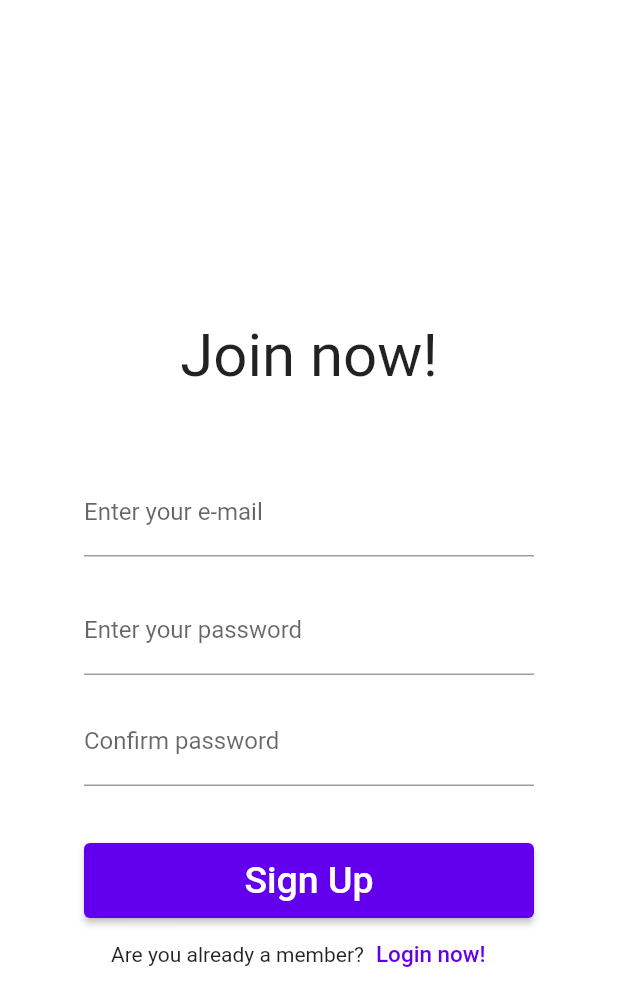
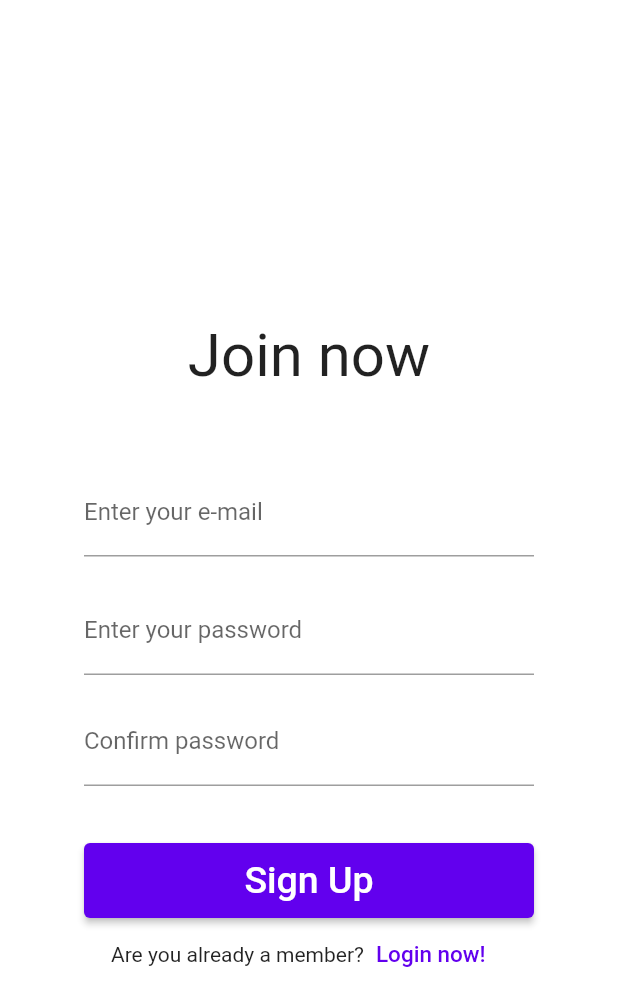
Before and after one commit to KaliopPraktyki/_projekt_praktyki_, a Flutter app: the RegisterPage screen opened directly with empty values, on a phone screen of 412 x 824 dp. Shown: the top 1006 px of the screen. Run offline on Flutter 3.47's test engine with Material 2 defaults, Android fonts, the phone set to English and light mode, and no system bars; our stand-ins replace firebase_auth, firebase_core, flutter_slidable, google_nav_bar, ionicons; accounts and stored records are empty; project files that could hold a hidden picture were left out.

Commit message:
register page update

```diff
--- a/lib/screens/register_page.dart
+++ b/lib/screens/register_page.dart
@@ -52,7 +52,7 @@ class _RegisterPageState extends State<RegisterPage> {
               mainAxisAlignment: MainAxisAlignment.center,
               children: [
                 Padding(padding: EdgeInsets.only(top: 150),),
-                Text('Join now!',
+                Text('Join now',
                   style: TextStyle(
                     fontSize: 40,
                   ),
```
